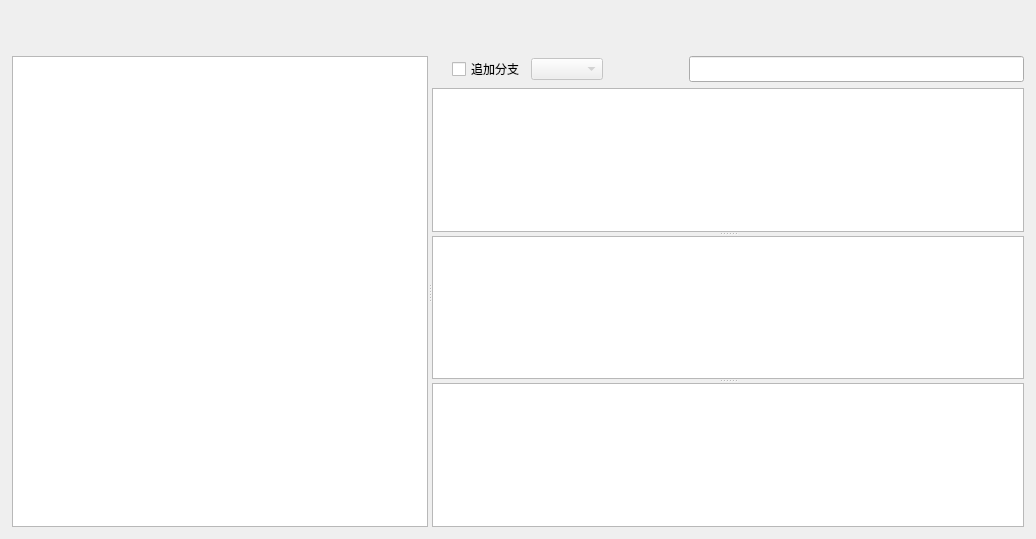
First picture: the form in src/MainWindow.ui, repository BeyondXinXin/RepoReporter, before the edit.
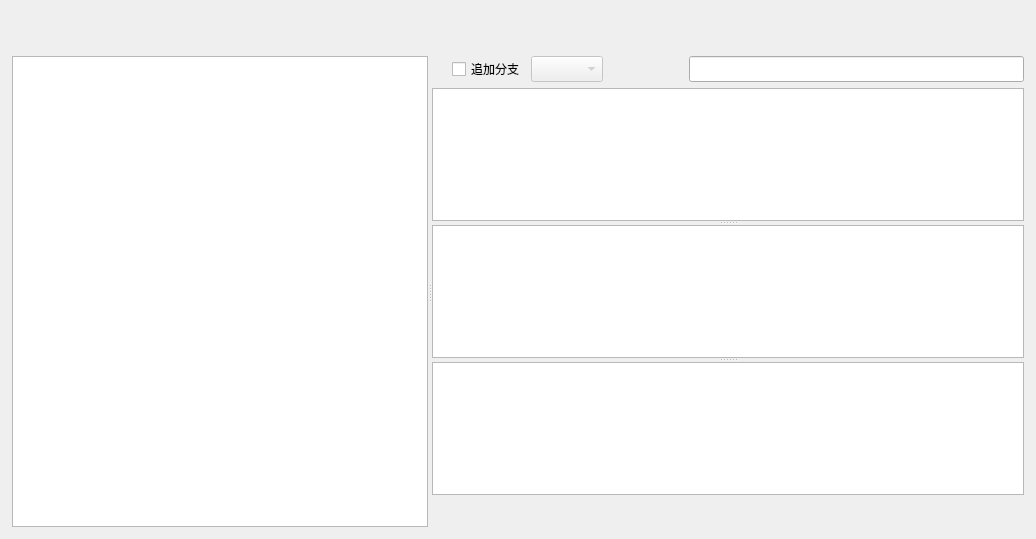
Second picture: the form after the edit. Custom widgets are drawn as their Qt base class.

Patch:
```diff
--- a/src/MainWindow.ui
+++ b/src/MainWindow.ui
@@ -94,6 +94,9 @@
         </widget>
         <widget class="QWidget" name="layoutWidget">
          <layout class="QVBoxLayout" name="verticalLayout">
+          <property name="bottomMargin">
+           <number>0</number>
+          </property>
           <item>
            <layout class="QHBoxLayout" name="horizontalLayout">
             <property name="leftMargin">
@@ -104,6 +107,18 @@
             </property>
             <item>
              <widget class="QCheckBox" name="cBoxAddBranch">
+              <property name="minimumSize">
+               <size>
+                <width>0</width>
+                <height>26</height>
+               </size>
+              </property>
+              <property name="maximumSize">
+               <size>
+                <width>16777215</width>
+                <height>26</height>
+               </size>
+              </property>
               <property name="text">
                <string>追加分支</string>
               </property>
@@ -117,6 +132,18 @@
               <property name="enabled">
                <bool>false</bool>
               </property>
+              <property name="minimumSize">
+               <size>
+                <width>0</width>
+                <height>26</height>
+               </size>
+              </property>
+              <property name="maximumSize">
+               <size>
+                <width>16777215</width>
+                <height>26</height>
+               </size>
+              </property>
              </widget>
             </item>
             <item>
@@ -174,6 +201,25 @@
             <widget class="FileTableView" name="fileTableView"/>
            </widget>
           </item>
+          <item>
+           <widget class="QLabel" name="labState">
+            <property name="minimumSize">
+             <size>
+              <width>0</width>
+              <height>26</height>
+             </size>
+            </property>
+            <property name="maximumSize">
+             <size>
+              <width>16777215</width>
+              <height>26</height>
+             </size>
+            </property>
+            <property name="text">
+             <string/>
+            </property>
+           </widget>
+          </item>
          </layout>
         </widget>
        </widget>
```
